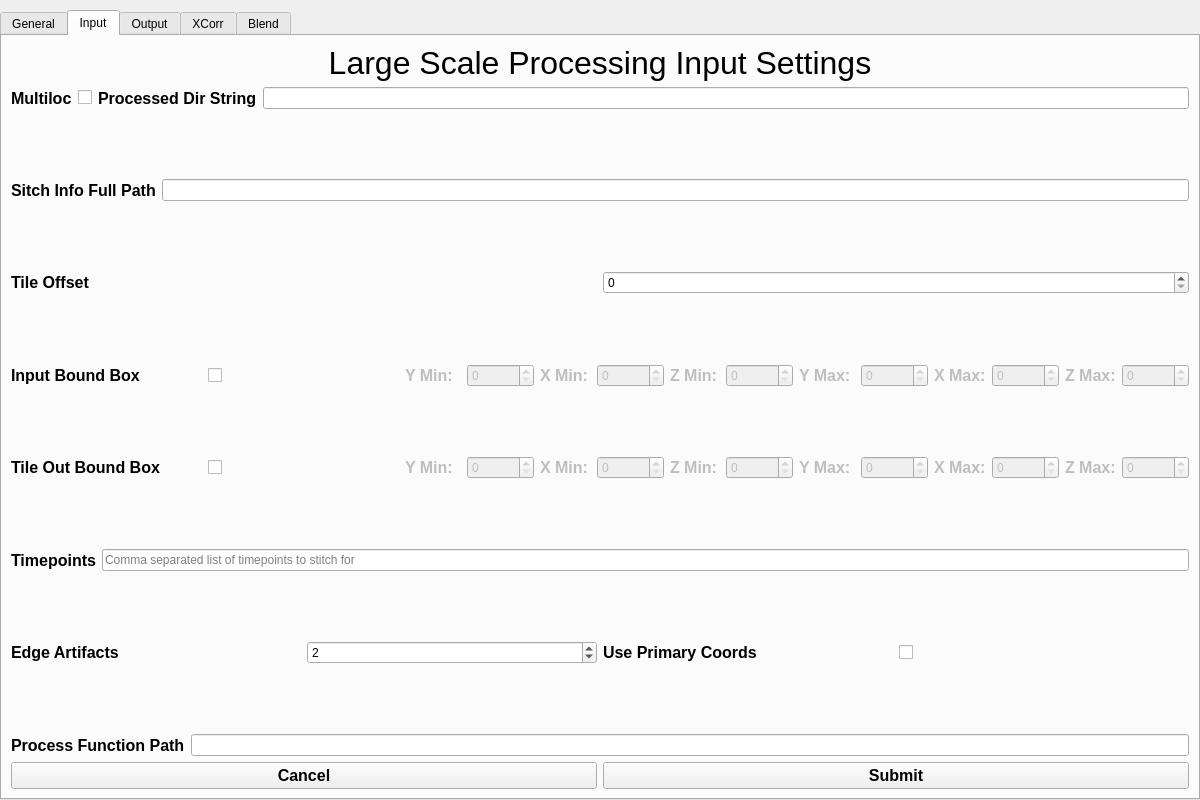
abcucberkeley/PetaKit5D-GUI, file src/largescaleprocessingsettings.ui: the form before one commit.
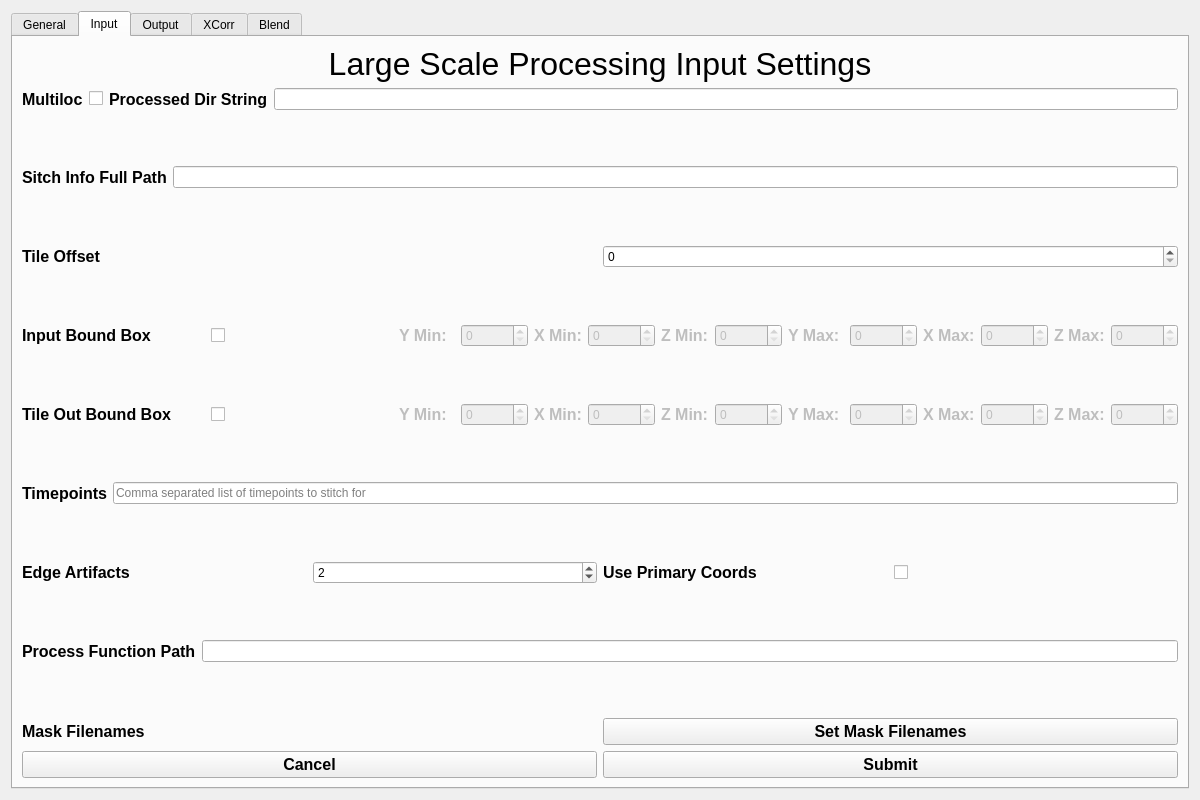
The form after the commit. The open tabs and pages were chosen to show the change.

The edit to the form file:
```diff
--- a/src/largescaleprocessingsettings.ui
+++ b/src/largescaleprocessingsettings.ui
@@ -13,15 +13,9 @@
   <property name="windowTitle">
    <string>Dialog</string>
   </property>
+  <layout class="QGridLayout" name="gridLayout_6">
+   <item row="0" column="0">
   <widget class="QTabWidget" name="tabWidget">
-   <property name="geometry">
-    <rect>
-     <x>0</x>
-     <y>10</y>
-     <width>1200</width>
-     <height>790</height>
-    </rect>
-   </property>
    <property name="currentIndex">
     <number>0</number>
    </property>
@@ -1296,6 +1290,49 @@
          </item>
         </layout>
        </item>
+         <item>
+          <spacer name="verticalSpacer_2">
+           <property name="orientation">
+            <enum>Qt::Vertical</enum>
+           </property>
+           <property name="sizeHint" stdset="0">
+            <size>
+             <width>20</width>
+             <height>40</height>
+            </size>
+           </property>
+          </spacer>
+         </item>
+         <item>
+          <layout class="QHBoxLayout" name="horizontalLayout_3">
+           <item>
+            <widget class="QLabel" name="maskFilenameLabel">
+             <property name="font">
+              <font>
+               <pointsize>12</pointsize>
+               <bold>true</bold>
+              </font>
+             </property>
+             <property name="text">
+              <string>Mask Filenames</string>
+             </property>
+            </widget>
+           </item>
+           <item>
+            <widget class="QPushButton" name="maskFilenamesButton">
+             <property name="font">
+              <font>
+               <pointsize>12</pointsize>
+               <bold>true</bold>
+              </font>
+             </property>
+             <property name="text">
+              <string>Set Mask Filenames</string>
+             </property>
+            </widget>
+           </item>
+          </layout>
+         </item>
       </layout>
      </item>
      <item row="2" column="0">
@@ -2815,6 +2852,8 @@
     </layout>
    </widget>
   </widget>
+   </item>
+  </layout>
  </widget>
  <resources/>
  <connections/>
```
Left out of the diff: 2 changed lines with no effect on the pictures. Lines whose indentation alone changed are shown as unchanged.
